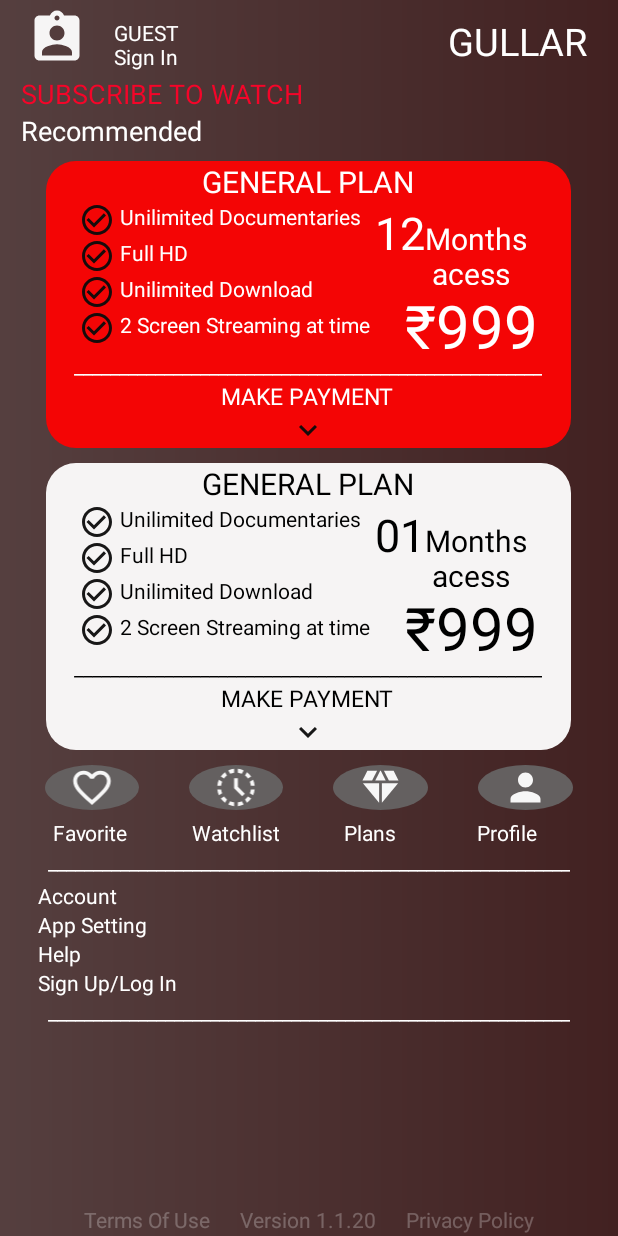
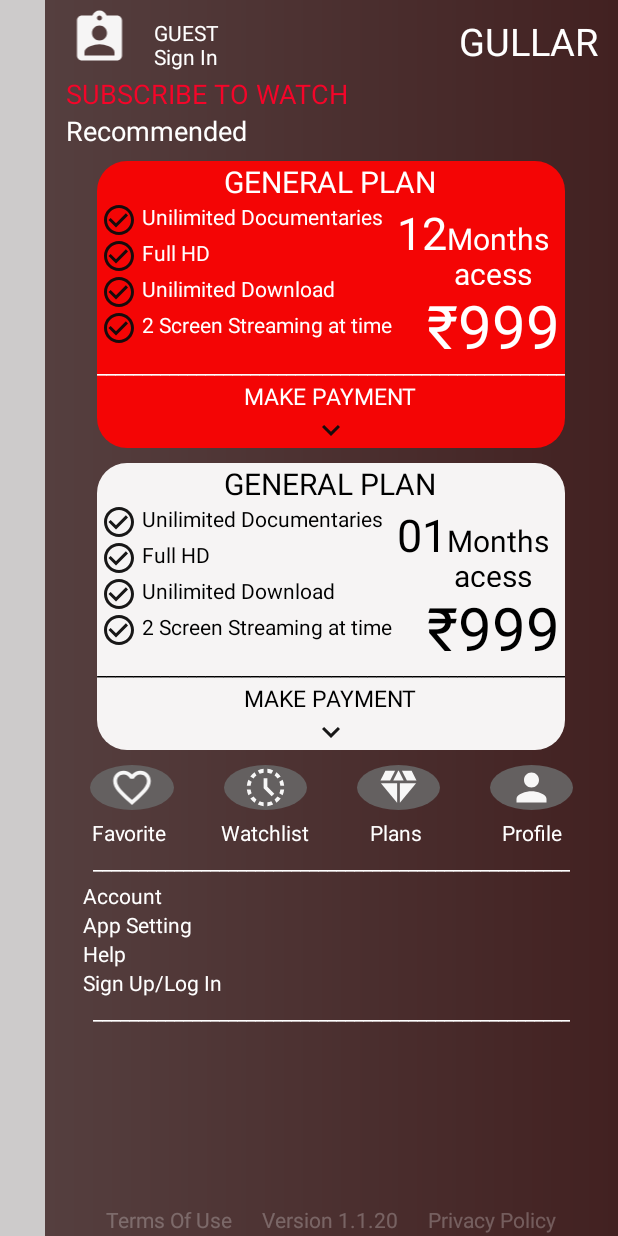
Before and after one commit to pratik29046/AndroidDesign, an Android app: the layout activity_main4.xml on its own in the app's theme, with its tools: preview values and no code run, on a phone screen of 412 x 824 dp. Run offline under Robolectric (Android 15) with nearby library versions, the phone set to English and light mode, and no system bars.

Commit message:
add back press and change layout design menu

```diff
--- a/app/src/main/java/com/example/project2/MainActivity4.java
+++ b/app/src/main/java/com/example/project2/MainActivity4.java
@@ -4,19 +4,35 @@
 
 import android.os.Bundle;
 import android.text.Html;
+import android.view.View;
+import android.widget.RelativeLayout;
 import android.widget.TextView;
 
 import com.r0adkll.slidr.model.SlidrInterface;
 
 public class MainActivity4 extends AppCompatActivity {
     TextView textView;
+    RelativeLayout relativeLayout;
     @Override
     protected void onCreate(Bundle savedInstanceState) {
         super.onCreate(savedInstanceState);
         setContentView(R.layout.activity_main4);
         textView=findViewById(R.id.sub);
+        relativeLayout=findViewById(R.id.back);
 //        String text="<font color=#F40529>SUBSCRIBE</font>"
 //                "<font color=#F40529> SUBSCRIBE</font>";
 //        textView.setText(Html.fromHtml(text));
+
+        relativeLayout.setOnClickListener(new View.OnClickListener() {
+            @Override
+            public void onClick(View v) {
+                back();
+            }
+        });
+    }
+
+
+    public void back(){
+        super.onBackPressed();
     }
 }
--- a/app/src/main/res/layout/activity_main4.xml
+++ b/app/src/main/res/layout/activity_main4.xml
@@ -4,67 +4,76 @@
     xmlns:tools="http://schemas.android.com/tools"
     android:layout_width="match_parent"
     android:layout_height="match_parent"
-    android:background="@drawable/layout_bg">
+    android:id="@+id/back"
+    android:background="#340C0303">
+
+
+    <RelativeLayout
+        android:layout_width="390dp"
+        android:layout_height="match_parent"
+        android:layout_marginStart="30dp"
+        android:background="@drawable/layout_bg"
+        android:gravity="right"
+        android:orientation="vertical">
+
+
         <LinearLayout
+            android:id="@+id/l1"
             android:layout_width="match_parent"
             android:layout_height="50dp"
-        android:orientation="horizontal"
-        android:id="@+id/l1">
+            android:orientation="horizontal">
+
             <ImageView
                 android:layout_width="40dp"
                 android:layout_height="40dp"
-            android:src="@drawable/ic_baseline_assignment_ind_24"
+                android:layout_marginTop="5dp"
                 android:layout_weight="1"
-            android:layout_marginTop="5dp"
-            />
+                android:src="@drawable/ic_baseline_assignment_ind_24" />
 
             <TextView
                 android:layout_width="40dp"
                 android:layout_height="40dp"
+                android:layout_marginBottom="10dp"
                 android:layout_weight="5"
                 android:text="GUEST \nSign In "
-            android:textColor="@color/white"
-            android:layout_marginBottom="10dp"
-            />
+                android:textColor="@color/white" />
 
             <TextView
                 android:layout_width="40dp"
                 android:layout_height="40dp"
+                android:layout_marginTop="10dp"
+                android:layout_weight="2"
                 android:text="GULLAR"
-            android:layout_weight="2"
                 android:textColor="@color/white"
-            android:textSize="25dp"
-            android:layout_marginTop="10dp"
-            />
+                android:textSize="25dp" />
         </LinearLayout>
 
         <TextView
             android:id="@+id/sub"
-            android:layout_below="@+id/l1"
             android:layout_width="wrap_content"
             android:layout_height="wrap_content"
+            android:layout_below="@+id/l1"
             android:text="   SUBSCRIBE TO WATCH"
             android:textColor="#F40529"
-            android:textSize="18dp"
-            />
+            android:textSize="18dp" />
+
         <TextView
             android:id="@+id/rec"
-            android:layout_below="@+id/sub"
             android:layout_width="wrap_content"
             android:layout_height="wrap_content"
+            android:layout_below="@+id/sub"
             android:text="   Recommended"
             android:textColor="@color/white"
-            android:textSize="18dp"
-            />
+            android:textSize="18dp" />
 
         <LinearLayout
             android:id="@+id/l4"
+            android:layout_width="wrap_content"
+            android:layout_height="wrap_content"
             android:layout_below="@+id/rec"
-        android:layout_width="350dp"
-        android:layout_height="wrap_content"
             android:layout_centerHorizontal="true"
+            android:layout_marginTop="8dp"
             android:background="@drawable/ract"
-        android:layout_marginTop="8dp"
             android:gravity="center"
             android:orientation="vertical">
 
@@ -194,13 +203,13 @@
                 android:layout_width="wrap_content"
                 android:layout_height="wrap_content"
                 android:orientation="vertical">
+
                 <TextView
                     android:layout_width="wrap_content"
                     android:layout_height="wrap_content"
+                    android:layout_marginTop="-10dp"
                     android:text="____________________________________________________"
-                android:textColor="@color/white"
-                android:layout_marginTop="-10dp"
-                />
+                    android:textColor="@color/white" />
 
                 <TextView
                     android:layout_width="wrap_content"
@@ -222,12 +231,12 @@
 
         <LinearLayout
             android:id="@+id/general"
-        android:layout_width="350dp"
+            android:layout_width="wrap_content"
             android:layout_height="wrap_content"
             android:layout_below="@+id/l4"
             android:layout_centerHorizontal="true"
+            android:layout_marginTop="10dp"
             android:background="@drawable/rect_2"
-        android:layout_marginTop="10dp"
             android:gravity="center"
             android:orientation="vertical">
 
@@ -357,13 +366,13 @@
                 android:layout_width="wrap_content"
                 android:layout_height="wrap_content"
                 android:orientation="vertical">
+
                 <TextView
                     android:layout_width="wrap_content"
                     android:layout_height="wrap_content"
+                    android:layout_marginTop="-10dp"
                     android:text="____________________________________________________"
-                android:textColor="@color/black"
-                android:layout_marginTop="-10dp"
-                />
+                    android:textColor="@color/black" />
 
                 <TextView
                     android:layout_width="wrap_content"
@@ -379,10 +388,12 @@
                     android:layout_gravity="center"
                     android:src="@drawable/ic_baseline_keyboard_arrow_down_24" />
 
+
             </LinearLayout>
 
 
         </LinearLayout>
+
 
         <LinearLayout
             android:id="@+id/l5"
@@ -412,7 +423,6 @@
                     android:layout_weight="1"
                     android:background="@drawable/cri"
                     android:src="@drawable/watchlist"
-
                     />
 
                 <ImageView
@@ -437,49 +447,56 @@
             </LinearLayout>
 
             <LinearLayout
-            android:layout_width="wrap_content"
+                android:layout_width="match_parent"
                 android:layout_height="wrap_content"
-            android:layout_marginTop="5dp">
-
+                android:layout_marginTop="5dp"
+                android:weightSum="4"
+                >
 
                 <TextView
                     android:layout_width="wrap_content"
                     android:layout_height="wrap_content"
-                android:layout_gravity="center_horizontal"
+                    android:layout_weight="1"
+                    android:gravity="center"
                     android:text="Favorite"
                     android:textColor="@color/white"
-                android:layout_marginStart="35dp"
+                    android:layout_marginStart="15dp"
                     />
 
                 <TextView
                     android:layout_width="wrap_content"
                     android:layout_height="wrap_content"
+                    android:layout_weight="1"
+                    android:gravity="center"
                     android:text="Watchlist"
-                android:gravity="center"
+                    android:layout_marginStart="4dp"
                     android:textColor="@color/white"
-                android:layout_marginStart="42dp"
                     />
 
                 <TextView
                     android:layout_width="wrap_content"
                     android:layout_height="wrap_content"
                     android:text="Plans"
+                    android:layout_weight="1"
+                    android:gravity="center"
+                    android:layout_marginStart="9dp"
+                    android:layout_marginEnd="18dp"
                     android:textColor="@color/white"
-                android:layout_marginStart="43dp"
-                android:layout_marginEnd="5dp"
                     />
+
 
                 <TextView
                     android:layout_width="wrap_content"
                     android:layout_height="wrap_content"
-                android:layout_gravity="center_horizontal"
+                    android:layout_weight="1"
                     android:text=" Profile"
-                android:layout_marginStart="45dp"
-                android:textColor="@color/white" />
+                    android:layout_marginEnd="21dp"
+                    android:gravity="center"
+                    android:textColor="@color/white"
+                    />
+
 
             </LinearLayout>
-
-
 
 
             <TextView
@@ -488,16 +505,15 @@
                 android:layout_height="wrap_content"
                 android:layout_centerHorizontal="true"
                 android:layout_gravity="center"
-            android:text="__________________________________________________________"
-            android:textColor="@color/white"
-            />
+                android:text="_____________________________________________________"
+                android:textColor="@color/white" />
 
             <LinearLayout
                 android:layout_width="wrap_content"
                 android:layout_height="wrap_content"
-            android:orientation="vertical"
                 android:layout_marginTop="3dp"
-            >
+                android:orientation="vertical">
+
                 <TextView
                     android:layout_width="wrap_content"
                     android:layout_height="wrap_content"
@@ -535,7 +551,7 @@
             android:layout_below="@+id/l5"
             android:layout_centerHorizontal="true"
             android:layout_gravity="center"
-        android:text="__________________________________________________________"
+            android:text="_____________________________________________________"
             android:textColor="@color/white" />
 
         <LinearLayout
@@ -543,18 +559,16 @@
             android:layout_width="wrap_content"
             android:layout_height="wrap_content"
             android:layout_alignParentBottom="true"
-        android:gravity="center"
             android:layout_centerHorizontal="true"
             android:layout_marginBottom="1dp"
-        >
+            android:gravity="center">
 
             <TextView
                 android:layout_width="wrap_content"
                 android:layout_height="wrap_content"
                 android:layout_weight="1"
                 android:text="Terms Of Use"
-            android:textColor="#41FFFFFF"
-            />
+                android:textColor="#41FFFFFF" />
 
             <TextView
                 android:layout_width="wrap_content"
@@ -562,8 +576,7 @@
                 android:layout_marginStart="20dp"
                 android:layout_weight="1"
                 android:text="Version 1.1.20"
-            android:textColor="#41FFFFFF"
-            />
+                android:textColor="#41FFFFFF" />
 
             <TextView
                 android:layout_width="wrap_content"
@@ -571,8 +584,14 @@
                 android:layout_marginStart="20dp"
                 android:layout_weight="1"
                 android:text="Privacy Policy"
-            android:textColor="#41FFFFFF"
+                android:textColor="#41FFFFFF" />
 
-            />
         </LinearLayout>
+
+
     </RelativeLayout>
+
+
+
+
+</RelativeLayout>
```
Lines whose indentation alone changed are shown as unchanged.
